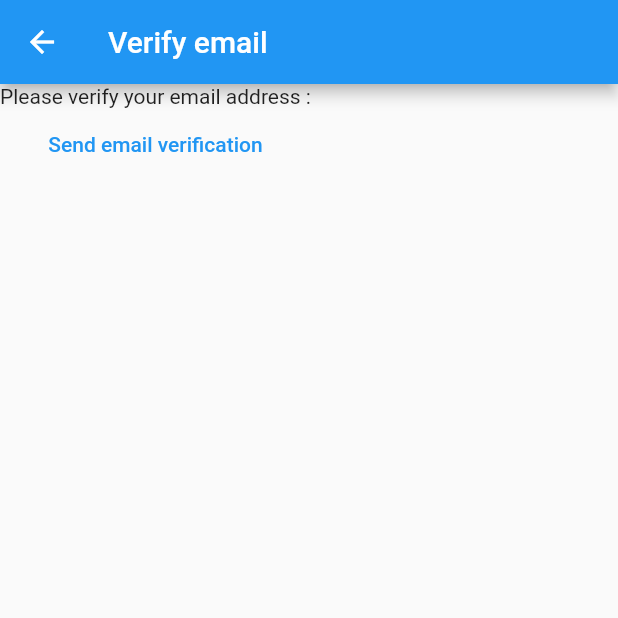
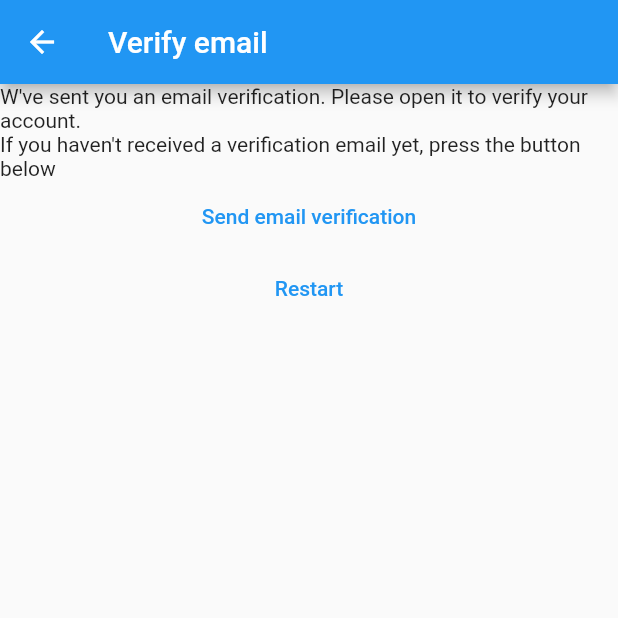
Before and after one commit to Harley755/flutter-mynotes, a Flutter app: the VerifyEmailView screen opened by its route, on a phone screen of 412 x 824 dp, the top half of it. Run offline on Flutter 3.47's test engine with Material 2 defaults, Android fonts, the phone set to English and light mode, and no system bars; our stand-ins replace firebase_auth, firebase_core; accounts and stored records are empty; network calls fail.

```diff
--- a/lib/views/register_view.dart
+++ b/lib/views/register_view.dart
@@ -64,6 +64,9 @@ class _RegisterViewState extends State<RegisterView> {
                   email: email,
                   password: password,
                 );
+                final user = FirebaseAuth.instance.currentUser;
+                await user?.sendEmailVerification();
+                // ignore: use_build_context_synchronously
                 Navigator.of(context).pushNamed(verifyEmailRoute);
               } on FirebaseAuthException catch (e) {
                 if (e.code == 'weak-password') {
--- a/lib/views/verify_email_view.dart
+++ b/lib/views/verify_email_view.dart
@@ -1,6 +1,8 @@
 import 'package:firebase_auth/firebase_auth.dart';
 import 'package:flutter/material.dart';
 import 'dart:developer' as devtools show log;
+
+import 'package:mynotes/contants/routes.dart';
 
 class VerifyEmailView extends StatefulWidget {
   const VerifyEmailView({super.key});
@@ -16,7 +18,12 @@ class _VerifyEmailViewState extends State<VerifyEmailView> {
       appBar: AppBar(title: const Text('Verify email')),
       body: Column(
         children: [
-          const Text('Please verify your email address :'),
+          const Text(
+            "W've sent you an email verification. Please open it to verify your account.",
+          ),
+          const Text(
+            "If you haven't received a verification email yet, press the button below",
+          ),
           TextButton(
             onPressed: () async {
               final user = FirebaseAuth.instance.currentUser;
@@ -25,6 +32,16 @@ class _VerifyEmailViewState extends State<VerifyEmailView> {
             },
             child: const Text('Send email verification'),
           ),
+          TextButton(
+              onPressed: () async {
+                await FirebaseAuth.instance.signOut();
+                // ignore: use_build_context_synchronously
+                Navigator.of(context).pushNamedAndRemoveUntil(
+                  registerRoute,
+                  (route) => false,
+                );
+              },
+              child: const Text('Restart'))
         ],
       ),
     );
```
Also changed, not shown: lib/views/login_view.dart (+16 -5 lines).
